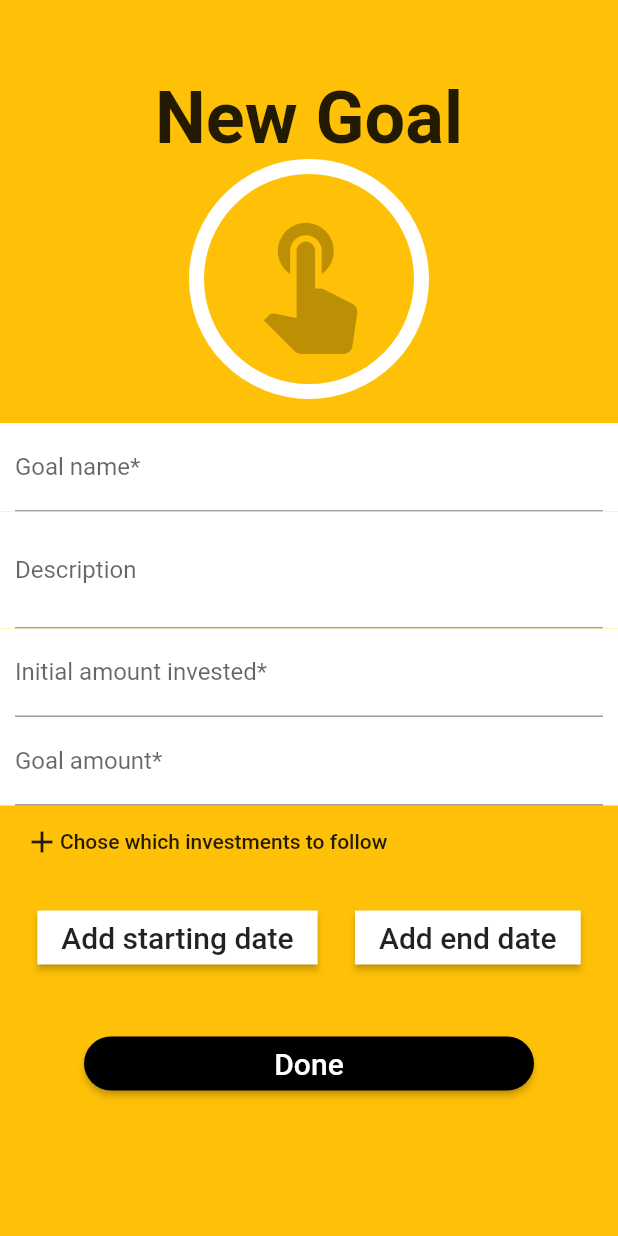
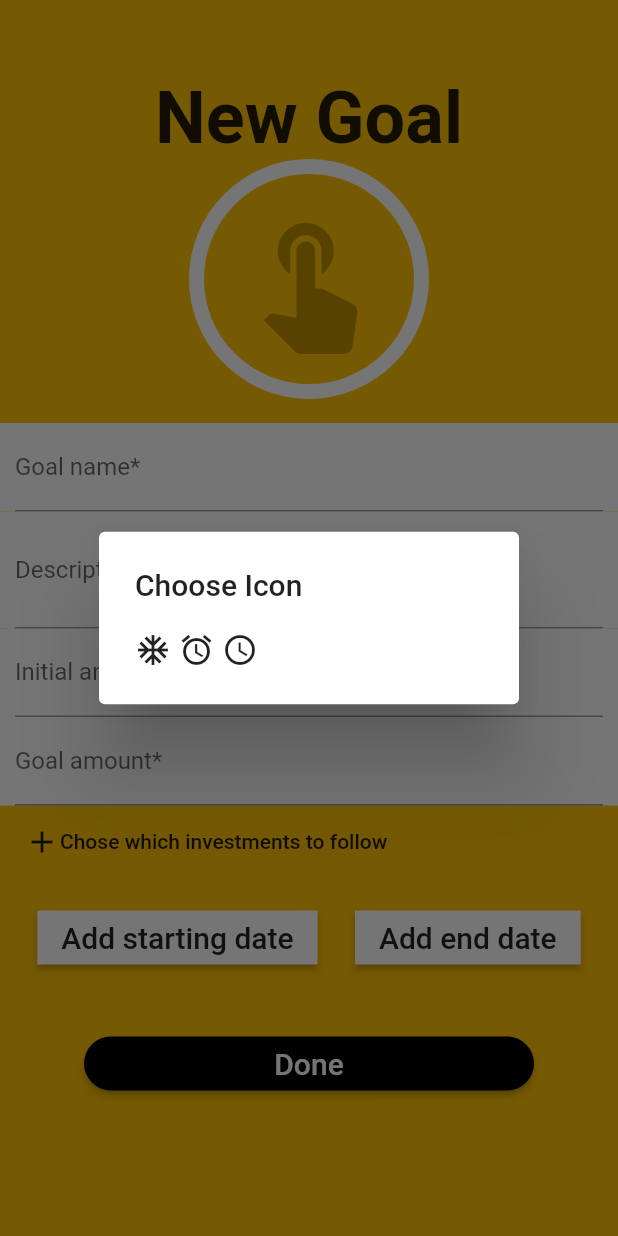
Before and after one commit to jmjac/portfolio, a Flutter app: the AddGoalPage screen opened directly, after a tap on the "touch app" icon, on a phone screen of 412 x 824 dp. Run offline on Flutter 3.47's test engine with Material 2 defaults, Android fonts, the phone set to English and light mode, and no system bars; drawn by our look-alikes of percent_indicator; our stand-ins replace charts_flutter, firebase_auth, fl_chart, flutter_mobx, google_fonts, google_sign_in and 2 more; missing offline and left inert: flutter_material_color_picker, flutter_rounded_date_picker; accounts and stored records are empty; generated files the repository leaves out were written again.

Commit message:
Add goal icons
good stuff

```diff
--- a/lib/goals/add_goal_page.dart
+++ b/lib/goals/add_goal_page.dart
@@ -12,6 +12,7 @@ import 'package:portfolio/goals/store/goalStore.dart';
 import 'package:portfolio/goals/store/goal_form_store.dart';
 import 'package:provider/provider.dart';
 import 'package:intl/intl.dart';
+import 'package:portfolio/goals/iconPicker.dart';
 
 class AddGoalPage extends StatelessWidget {
   @override
@@ -58,7 +59,16 @@ class AddGoalPage extends StatelessWidget {
                         size: 100,
                         color: Colors.black26,
                       ),
-                      onTap: () {},
+                      onTap: () async{
+                        IconData pickedIcon = await showDialog(
+                            context: context,
+                            builder: (_) => AlertDialog(
+                                title: Text("Choose Icon"),
+                                content: IconPicker()));
+                          if(pickedIcon != null){
+                            goalFormStore.setIcon(pickedIcon.codePoint);
+                          }
+                      },
                     ))),
             Padding(
               padding: EdgeInsets.all(8.0),
@@ -113,7 +123,7 @@ class AddGoalPage extends StatelessWidget {
                                 prefix: Text("\$ "),
                                 labelText: "Goal amount*",
                                 hintText:
-                                    "Amount of money need to achive the goal"),
+                                    "Amount of money need to achieve the goal"),
                             onChanged: (String value) =>
                                 goalFormStore.setGoalPrice(double.parse(value)),
                             keyboardType: TextInputType.number,
--- /dev/null
+++ b/lib/goals/iconPicker.dart
@@ -0,0 +1,24 @@
+import 'package:flutter/material.dart';
+
+class IconPicker extends StatelessWidget {
+  static List<IconData> icons = [
+    Icons.ac_unit,
+    Icons.access_alarm,
+    Icons.access_time,
+    // all the icons you want to include
+  ];
+
+  @override
+  Widget build(BuildContext context) {
+    return Wrap(
+      spacing: 5,
+      children: <Widget>[
+        for (var icon in icons)
+          GestureDetector(
+            onTap: () => Navigator.pop(context, icon),
+            child: Icon(icon),
+          )
+      ],
+    );
+  }
+}
--- a/lib/goals/store/goal_form_store.dart
+++ b/lib/goals/store/goal_form_store.dart
@@ -97,7 +97,7 @@ abstract class _GoalFormStore with Store {
       }
       goalStore.addGoal(Goal(
           initialInvestment: initialInvestment,
-          icon: Icons.card_giftcard.codePoint,
+          icon: icon != null ? icon : Icons.panorama_fish_eye,
           description: description != null ? description : "",
           positions: positions,
           startDate: startDate != null ? startDate : 0,
```
Also changed, not shown: lib/investments/investment_add_page.dart (+6 -6 lines).
